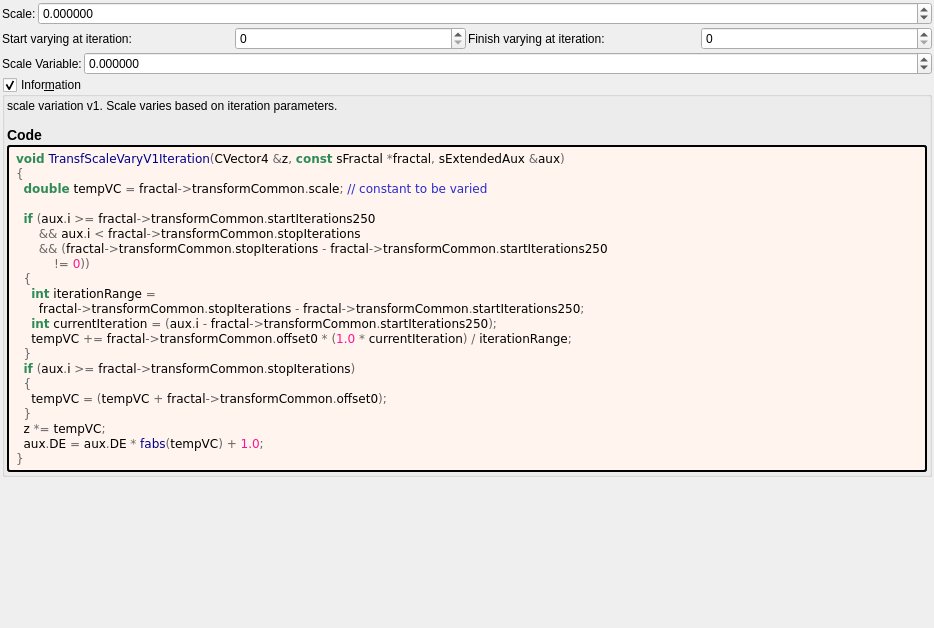
The window that mandelbulber2/formula/ui/transf_scale_vary_v1.ui (buddhi1980/mandelbulber2) describes before a commit, drawn with Qt 5.
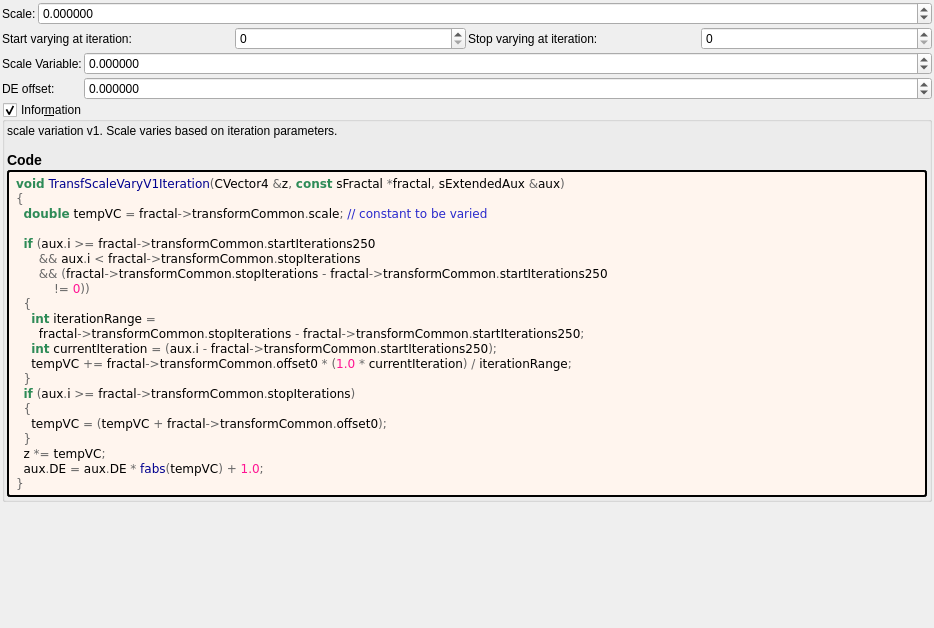
The same window after the commit. Custom widgets are drawn as their Qt base class.

The edit to the form file:
```diff
--- a/mandelbulber2/formula/ui/transf_scale_vary_v1.ui
+++ b/mandelbulber2/formula/ui/transf_scale_vary_v1.ui
@@ -69,11 +69,8 @@
     </layout>
    </item>
    <item>
-    <layout class="QGridLayout" name="gridLayout_36" columnstretch="0,0,0,0">
-     <property name="spacing">
-      <number>2</number>
-     </property>
-     <item row="1" column="0">
+    <layout class="QHBoxLayout" name="horizontalLayout_27" stretch="0,0,0,0">
+     <item>
       <widget class="QLabel" name="label_171">
        <property name="text">
         <string>Start varying at iteration:</string>
@@ -83,30 +80,7 @@
        </property>
       </widget>
      </item>
-     <item row="1" column="3">
-      <widget class="MySpinBox" name="spinboxInt_transf_stop_iterations">
-       <property name="sizePolicy">
-        <sizepolicy hsizetype="Minimum" vsizetype="Maximum">
-         <horstretch>0</horstretch>
-         <verstretch>0</verstretch>
-        </sizepolicy>
-       </property>
-       <property name="maximum">
-        <number>999</number>
-       </property>
-      </widget>
-     </item>
-     <item row="1" column="2">
-      <widget class="QLabel" name="label_169">
-       <property name="text">
-        <string>Finish varying at iteration:</string>
-       </property>
-       <property name="wordWrap">
-        <bool>true</bool>
-       </property>
-      </widget>
-     </item>
-     <item row="1" column="1">
+     <item>
       <widget class="MySpinBox" name="spinboxInt_transf_start_iterations_250">
        <property name="sizePolicy">
         <sizepolicy hsizetype="Minimum" vsizetype="Maximum">
@@ -119,10 +93,36 @@
        </property>
       </widget>
      </item>
+     <item>
+      <widget class="QLabel" name="label_169">
+       <property name="text">
+        <string>Stop varying at iteration:</string>
+       </property>
+       <property name="wordWrap">
+        <bool>true</bool>
+       </property>
+      </widget>
+     </item>
+     <item>
+      <widget class="MySpinBox" name="spinboxInt_transf_stop_iterations">
+       <property name="sizePolicy">
+        <sizepolicy hsizetype="Minimum" vsizetype="Maximum">
+         <horstretch>0</horstretch>
+         <verstretch>0</verstretch>
+        </sizepolicy>
+       </property>
+       <property name="maximum">
+        <number>999</number>
+       </property>
+      </widget>
+     </item>
     </layout>
    </item>
    <item>
-    <layout class="QGridLayout" name="gridLayout_2" columnstretch="0,1">
+    <layout class="QGridLayout" name="gridLayout_14" columnstretch="0,1">
+     <property name="spacing">
+      <number>2</number>
+     </property>
      <item row="0" column="0">
       <widget class="QLabel" name="label_81">
        <property name="text">
@@ -130,6 +130,34 @@
        </property>
       </widget>
      </item>
+     <item row="1" column="1">
+      <widget class="MyDoubleSpinBox" name="spinbox_analyticDE_offset_1">
+       <property name="sizePolicy">
+        <sizepolicy hsizetype="Minimum" vsizetype="Maximum">
+         <horstretch>0</horstretch>
+         <verstretch>0</verstretch>
+        </sizepolicy>
+       </property>
+       <property name="prefix">
+        <string/>
+       </property>
+       <property name="suffix">
+        <string/>
+       </property>
+       <property name="decimals">
+        <number>6</number>
+       </property>
+       <property name="minimum">
+        <double>-99.989999999999995</double>
+       </property>
+       <property name="maximum">
+        <double>99.989999999999995</double>
+       </property>
+       <property name="singleStep">
+        <double>0.100000000000000</double>
+       </property>
+      </widget>
+     </item>
      <item row="0" column="1">
       <widget class="MyDoubleSpinBox" name="spinbox_transf_offset_0">
        <property name="sizePolicy">
@@ -158,6 +186,13 @@
        </property>
       </widget>
      </item>
+     <item row="1" column="0">
+      <widget class="QLabel" name="label_120">
+       <property name="text">
+        <string notr="true">DE offset:</string>
+       </property>
+      </widget>
+     </item>
     </layout>
    </item>
    <item>
```
Left out of the diff: 12 changed lines with no effect on the pictures.
